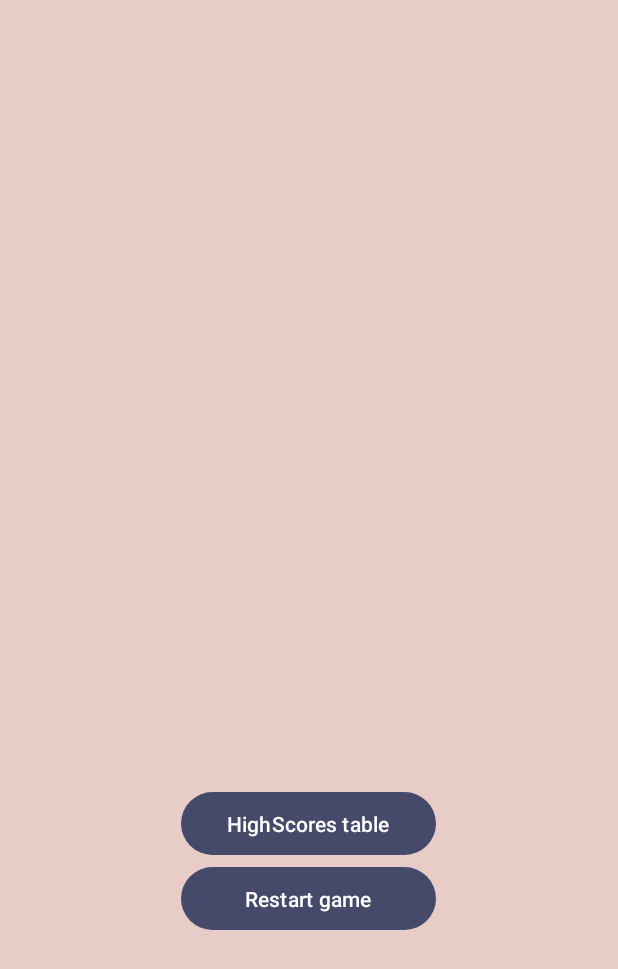
After one commit to idunsky855/Paper-Ball, an Android app: the GameEndedActivity screen opened directly, with no data from a screen before it, on a phone screen of 412 x 824 dp. The commit adds this screen. Shown: the top 969 px of the screen. Run offline under Robolectric (Android 15) with nearby library versions, the phone set to English and light mode, and no system bars.

Commit message:
added gameEnded activity

```diff
--- /dev/null
+++ b/app/src/main/java/com/example/paperball/GameEndedActivity.kt
@@ -0,0 +1,64 @@
+package com.example.paperball
+
+import android.content.Intent
+import android.os.Bundle
+import androidx.activity.enableEdgeToEdge
+import androidx.appcompat.app.AppCompatActivity
+import androidx.core.view.ViewCompat
+import androidx.core.view.WindowInsetsCompat
+import com.example.paperball.utilities.Constants
+import com.google.android.material.button.MaterialButton
+import com.google.android.material.textview.MaterialTextView
+
+class GameEndedActivity : AppCompatActivity() {
+
+    private lateinit var game_ended_LBL_score: MaterialTextView
+    private lateinit var gameEnded_BTN_highscores: MaterialButton
+    private lateinit var gameEnded_BTN_restart: MaterialButton
+
+    override fun onCreate(savedInstanceState: Bundle?) {
+        super.onCreate(savedInstanceState)
+        enableEdgeToEdge()
+        setContentView(R.layout.activity_game_ended)
+
+        findViews()
+        initViews()
+    }
+
+    private fun initViews() {
+        val bundle: Bundle? = intent.extras
+        val text = bundle?.getString(Constants.STATUS_KEY)
+        game_ended_LBL_score.text = text
+
+        gameEnded_BTN_restart.setOnClickListener {
+            transactToMainActivity()
+        }
+
+        gameEnded_BTN_highscores.setOnClickListener {
+            transactToHighscoresActivity()
+        }
+    }
+
+    private fun transactToHighscoresActivity() {
+        TODO("Not yet implemented")
+    }
+
+    private fun transactToMainActivity() {
+        var b: Bundle? = intent.extras
+        val useButtons = b?.getBoolean(Constants.BUTTONS_KEY)
+
+        val intent = Intent(this, MainActivity::class.java)
+        b = Bundle()
+        useButtons?.let { b.putBoolean(Constants.BUTTONS_KEY, it) }
+        intent.putExtras(b)
+        startActivity(intent)
+        finish()
+    }
+
+    private fun findViews() {
+        game_ended_LBL_score = findViewById(R.id.game_ended_LBL_score)
+        gameEnded_BTN_highscores = findViewById(R.id.gameEnded_BTN_highscores)
+        gameEnded_BTN_restart = findViewById(R.id.gameEnded_BTN_restart)
+
+    }
+}
--- a/app/src/main/java/com/example/paperball/ScoreActivity.kt
+++ /dev/null
@@ -1,5 +0,0 @@
-package com.example.paperball
-
-class ScoreActivity {
-
-}
--- a/app/src/main/java/com/example/paperball/model/GameManager.kt
+++ b/app/src/main/java/com/example/paperball/logic/GameManager.kt
@@ -1,4 +1,4 @@
-package com.example.paperball.model
+package com.example.paperball.logic
 
 import com.example.paperball.utilities.Constants
 import kotlin.random.Random
--- a/app/src/main/java/com/example/paperball/model/Score.kt
+++ b/app/src/main/java/com/example/paperball/models/Score.kt
@@ -1,4 +1,4 @@
-package com.example.paperball.model
+package com.example.paperball.models
 
 data class Score(
     var name: String = "",
--- a/app/src/main/java/com/example/paperball/model/ScoreList.kt
+++ b/app/src/main/java/com/example/paperball/models/ScoreList.kt
@@ -1,4 +1,4 @@
-package com.example.paperball.model
+package com.example.paperball.models
 
 data class ScoreList(
     var scoresArrayList: ArrayList<Score> = ArrayList()
--- a/app/src/main/java/com/example/paperball/utilities/Constants.kt
+++ b/app/src/main/java/com/example/paperball/utilities/Constants.kt
@@ -12,6 +12,7 @@ class Constants {
         const val BUTTONS_KEY = "use_buttons"
         const val DATA_KEY = "data"
         const val SCORES_KEY = "scores"
+        const val GAME_ENDED_SCORE_KEY = "game_score"
     }
 
 
--- a/app/src/main/java/com/example/paperball/utilities/SharedPreferencesManager.kt
+++ b/app/src/main/java/com/example/paperball/utilities/SharedPreferencesManager.kt
@@ -3,7 +3,7 @@ package com.example.paperball.utilities
 
 import android.content.Context
 import android.content.SharedPreferences
-import com.example.paperball.model.ScoreList
+import com.example.paperball.models.ScoreList
 import com.google.gson.Gson
 
 class SharedPreferencesManager private constructor(context: Context) {
--- /dev/null
+++ b/app/src/main/res/layout/activity_game_ended.xml
@@ -0,0 +1,49 @@
+<?xml version="1.0" encoding="utf-8"?>
+<RelativeLayout xmlns:android="http://schemas.android.com/apk/res/android"
+    xmlns:app="http://schemas.android.com/apk/res-auto"
+    xmlns:tools="http://schemas.android.com/tools"
+    android:id="@+id/main"
+    android:layout_width="match_parent"
+    android:layout_height="match_parent"
+    android:background="@color/pale_pink"
+    tools:context=".GameEndedActivity">
+
+    <com.google.android.material.textview.MaterialTextView
+        android:id="@+id/game_ended_LBL_score"
+        android:layout_width="@dimen/game_ended_LBL_width"
+        android:layout_height="@dimen/game_ended_LBL_height"
+        android:layout_above="@+id/ended_LL_buttons"
+        android:layout_alignParentTop="true"
+        android:layout_centerHorizontal="true"
+        android:layout_marginVertical="@dimen/game_ended_LBL_margin"
+        android:textAlignment="center"
+        android:textSize="@dimen/game_ended_score_size"
+        android:textColor="@color/night_blue"
+        android:text="Text"
+        android:textStyle="bold"/>
+
+    <LinearLayout
+        android:id="@+id/ended_LL_buttons"
+        android:layout_width="wrap_content"
+        android:layout_height="wrap_content"
+        android:layout_alignParentBottom="true"
+        android:layout_centerHorizontal="true"
+        android:layout_marginBottom="200dp"
+        android:orientation="vertical">
+
+        <com.google.android.material.button.MaterialButton
+            android:id="@+id/gameEnded_BTN_highscores"
+            android:layout_width="@dimen/default_btn_width"
+            android:layout_height="@dimen/default_btn_height"
+            android:text="HighScores table"
+            app:backgroundTint="@color/night_blue"/>
+
+        <com.google.android.material.button.MaterialButton
+            android:id="@+id/gameEnded_BTN_restart"
+            android:layout_width="@dimen/default_btn_width"
+            android:layout_height="@dimen/default_btn_height"
+            android:text="Restart game"
+            app:backgroundTint="@color/night_blue" />
+    </LinearLayout>
+
+</RelativeLayout>
--- a/app/src/main/res/values/dimens.xml
+++ b/app/src/main/res/values/dimens.xml
@@ -21,4 +21,10 @@
     <dimen name="menu_appName_size">45sp</dimen>
     <dimen name="menu_appName_margin_top">180dp</dimen>
     <dimen name="menu_LL_buttons_margin_top">390dp</dimen>
+    <dimen name="game_ended_score_size">60sp</dimen>
+    <dimen name="game_ended_score_margin_bottom">200dp</dimen>
+    <dimen name="game_ended_LBL_width">250dp</dimen>
+    <dimen name="game_ended_LBL_height">200dp</dimen>
+    <dimen name="game_ended_LBL_margin">90dp</dimen>
+    <dimen name="default_highscores_padding">16dp</dimen>
 </resources>
```
Also changed, not shown: app/src/main/AndroidManifest.xml (+7 -3 lines), app/src/main/java/com/example/paperball/HighScoresTableActivity.kt (added, +20 -0 lines), app/src/main/java/com/example/paperball/MainActivity.kt (+10 -8 lines), app/src/main/java/com/example/paperball/MenuActivity.kt (+3 -6 lines), app/src/main/res/layout/activity_high_scores_table.xml (added, +28 -0 lines).
